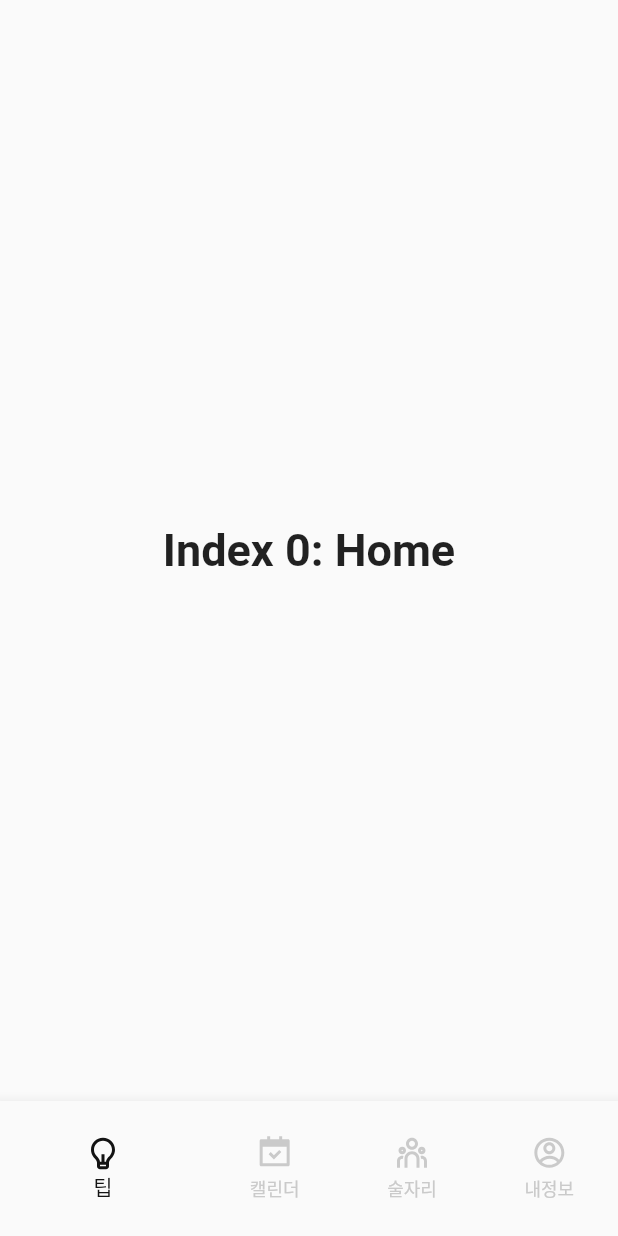
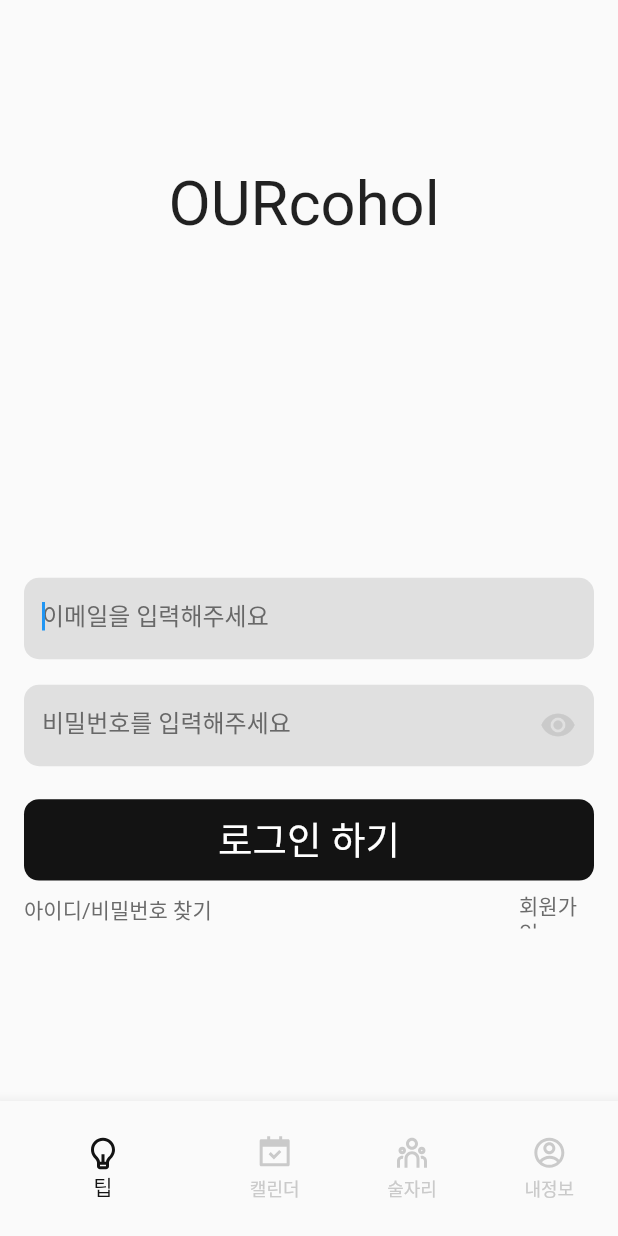
Before and after one commit to pdh0927/Ourcohol, a Flutter app: the screen it shows after launch, on a phone screen of 412 x 824 dp. Run offline on Flutter 3.47's test engine with Material 2 defaults, Android fonts, the phone set to English and light mode, and no system bars; our stand-ins replace email_validator, flutter_remix, sizer; Roboto replaces fonts that are missing (GowunBatang).

Commit message:
complete layout temporary

```diff
--- a/client/ourcohol/lib/main.dart
+++ b/client/ourcohol/lib/main.dart
@@ -2,6 +2,7 @@ import 'package:flutter/material.dart';
 import 'package:flutter_remix/flutter_remix.dart';
 import 'package:ourcohol/tabs/calendar_page/calendar.dart';
 import 'package:ourcohol/tabs/calendar_page/calendar_main.dart';
+import 'package:ourcohol/user/login.dart';
 import 'package:sizer/sizer.dart';
 
 void main() {
@@ -30,10 +31,7 @@ class _MyAppState extends State<MyApp> {
       TextStyle(fontSize: 30, fontWeight: FontWeight.bold);
 
   static const List<Widget> _widgetOptions = <Widget>[
-    Text(
-      'Index 0: Home',
-      style: optionStyle,
-    ),
+    Login(),
     Calendar(),
     Text(
       'Index 2: School',
--- /dev/null
+++ b/client/ourcohol/lib/provider_ourcohol.dart
@@ -0,0 +1,21 @@
+// User 관련 Provider
+import 'package:flutter/material.dart';
+
+class UserProvider extends ChangeNotifier {
+  String userId = '';
+  String email = '';
+  // String password = '';
+  String tokenAccess = '';
+  String tokenRefresh = '';
+  String nickname = '';
+
+  setUserInformation(userId, email, nickname, tokenAccess, tokenRefresh) {
+    this.userId = userId;
+    this.email = email;
+    this.nickname = nickname;
+    this.tokenAccess = tokenAccess;
+    this.tokenRefresh = tokenRefresh;
+
+    notifyListeners();
+  }
+}
--- a/client/ourcohol/lib/style.dart
+++ b/client/ourcohol/lib/style.dart
@@ -62,3 +62,19 @@ var textStyle9 = const TextStyle(
     color: Color(0xff9B9B9B),
     fontWeight: FontWeight.w700,
     height: 1.3);
+
+////////////////////////////
+
+var textStyle10 = const TextStyle(
+    fontSize: 25,
+    fontFamily: "GowunBatang",
+    color: Color(0xffFFFFFF),
+    fontWeight: FontWeight.w400,
+    height: 1.3);
+
+var textStyle11 = const TextStyle(
+    fontSize: 14,
+    fontFamily: "GowunBatang",
+    color: Color(0xff6B6B6B),
+    fontWeight: FontWeight.w400,
+    height: 1.3);
--- /dev/null
+++ b/client/ourcohol/lib/user/login.dart
@@ -0,0 +1,171 @@
+import 'dart:convert';
+
+import 'package:email_validator/email_validator.dart';
+import 'package:flutter/material.dart';
+import 'package:http/http.dart';
+import 'package:ourcohol/style.dart';
+import 'package:sizer/sizer.dart';
+
+class Login extends StatefulWidget {
+  const Login({super.key});
+
+  @override
+  State<Login> createState() => _LoginState();
+}
+
+class _LoginState extends State<Login> {
+  bool visible = true;
+  var inputEmail;
+  var flagValidateEmail = false;
+  var inputPassword;
+
+  validateEmail() {
+    setState(() {
+      flagValidateEmail = EmailValidator.validate(inputEmail);
+    });
+  }
+
+  login(String email, password) async {
+    try {
+      Response response =
+          await post(Uri.parse("http://127.0.0.1:8000/api/dj-rest-auth/login/"),
+              //Uri.parse("http://10.0.2.2:8000/api/dj-rest-auth/login/"),
+
+              body: {'email': email, 'password': password});
+
+      if (response.statusCode == 200) {
+        var data = await jsonDecode(response.body);
+
+        print('Login Successfully');
+        return;
+      } else {
+        throw Exception("이메일 또는 비밀번호를 잘못 입력하셨습니다.");
+      }
+    } catch (e) {
+      print(e.toString());
+    }
+  }
+
+  @override
+  Widget build(BuildContext context) {
+    return SafeArea(
+      child: Container(
+        alignment: Alignment.center,
+        child: Column(
+          mainAxisAlignment: MainAxisAlignment.spaceAround,
+          children: [
+            Container(
+              width: 45.5.w,
+              height: 6.h,
+              child: Text('OURcohol', style: TextStyle(fontSize: 41)),
+            ),
+            Column(
+              children: [
+                Container(
+                  width: 100.w - 32,
+                  height: (100.w - 32) / 7,
+                  margin: EdgeInsets.only(bottom: 17),
+                  decoration:
+                      BoxDecoration(borderRadius: BorderRadius.circular(5)),
+                  child: TextField(
+                    decoration: InputDecoration(
+                      border: InputBorder.none,
+                      focusedBorder: OutlineInputBorder(
+                          borderSide: BorderSide(style: BorderStyle.none),
+                          borderRadius: BorderRadius.circular(10),
+                          gapPadding: 0),
+                      enabledBorder: OutlineInputBorder(
+                          borderSide: BorderSide(style: BorderStyle.none),
+                          borderRadius: BorderRadius.circular(5),
+                          gapPadding: 0),
+                      hintText: '이메일을 입력해주세요',
+                      hintStyle: TextStyle(color: Color(0xff686868)),
+                      filled: true,
+                      fillColor: Color(0xffE0E0E0),
+                    ),
+                    autofocus: true,
+                    onChanged: (text) {
+                      inputEmail = text;
+                      validateEmail();
+                    },
+                  ),
+                ),
+                Container(
+                  width: 100.w - 32,
+                  height: (100.w - 32) / 7,
+                  margin: EdgeInsets.only(bottom: 17),
+                  child: TextField(
+                    obscureText: visible,
+                    decoration: InputDecoration(
+                      border: InputBorder.none,
+                      enabledBorder: OutlineInputBorder(
+                          borderSide: BorderSide(style: BorderStyle.none),
+                          borderRadius: BorderRadius.circular(10),
+                          gapPadding: 0),
+                      focusedBorder: OutlineInputBorder(
+                          borderSide: BorderSide(style: BorderStyle.none),
+                          borderRadius: BorderRadius.circular(10),
+                          gapPadding: 0),
+                      hintText: '비밀번호를 입력해주세요',
+                      hintStyle: TextStyle(color: Color(0xff686868)),
+                      filled: true,
+                      fillColor: Color(0xffE0E0E0),
+                      suffixIcon: IconButton(
+                        icon: Icon(
+                          visible ? Icons.visibility : Icons.visibility_off,
+                          color: Color(0xffCACACA),
+                        ),
+                        onPressed: () {
+                          setState(() {
+                            visible = !visible;
+                          });
+                        },
+                      ),
+                    ),
+                    onChanged: (text) {
+                      inputPassword = text;
+                    },
+                  ),
+                ),
+                MaterialButton(
+                    height: (100.w - 32) / 7 + 10,
+                    padding: EdgeInsets.all(5),
+                    onPressed: () {},
+                    child: Container(
+                        width: 100.w - 32,
+                        height: (100.w - 32) / 7,
+                        alignment: Alignment.center,
+                        decoration: BoxDecoration(
+                            color: const Color(0xff131313),
+                            borderRadius: BorderRadius.circular(10)),
+                        child: Text("로그인 하기", style: textStyle10))),
+                Container(
+                  height: 30,
+                  margin: EdgeInsets.only(top: 0, left: 13, right: 13),
+                  child: Row(
+                    mainAxisAlignment: MainAxisAlignment.spaceBetween,
+                    children: [
+                      MaterialButton(
+                          height: 30,
+                          padding: EdgeInsets.all(3),
+                          onPressed: () {},
+                          child: Text("아이디/비밀번호 찾기", style: textStyle11)),
+                      MaterialButton(
+                          minWidth: 53,
+                          height: 30,
+                          padding: EdgeInsets.all(3),
+                          onPressed: () {},
+                          child: SizedBox(
+                              width: 50,
+                              child: Text("회원가입", style: textStyle11))),
+                    ],
+                  ),
+                )
+              ],
+            )
+          ],
+        ),
+      ),
+    );
+  }
+}
--- a/client/ourcohol/pubspec.yaml
+++ b/client/ourcohol/pubspec.yaml
@@ -34,6 +34,7 @@ dependencies:
   flutter_remix: ^0.0.3
   sizer: ^2.0.15
   http: ^0.13.4
+  email_validator: ^2.1.16
 
   # The following adds the Cupertino Icons font to your application.
   # Use with the CupertinoIcons class for iOS style icons.
```
Also changed, not shown: client/ourcohol/pubspec.lock.
